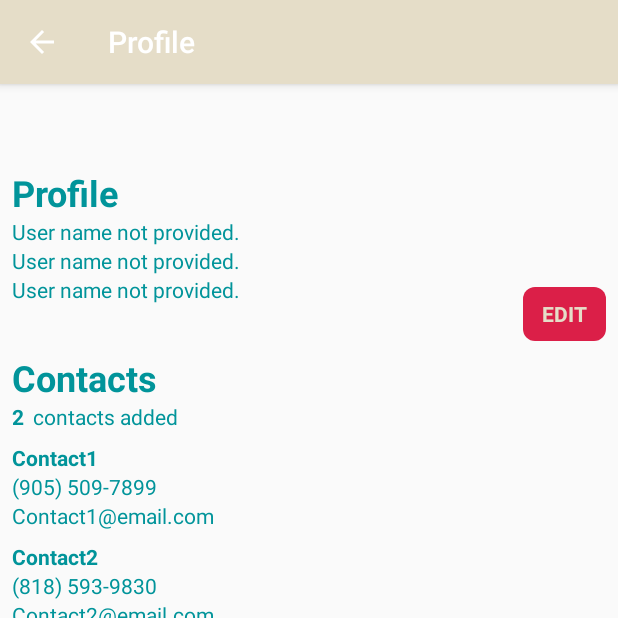
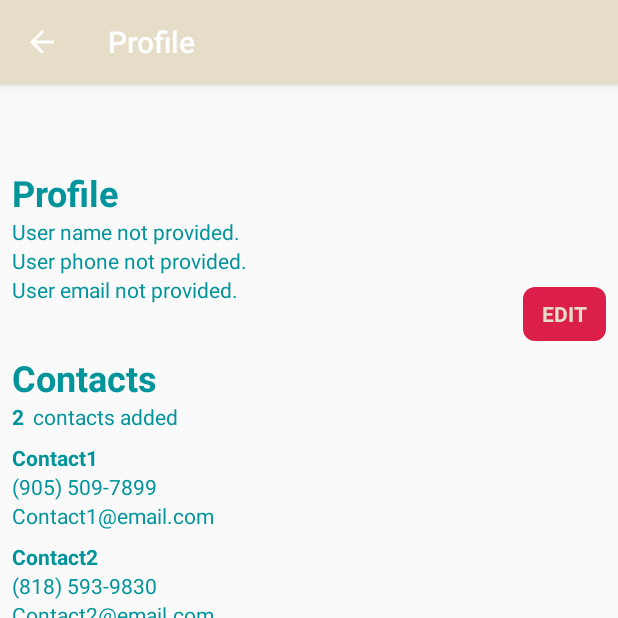
Before and after one commit to michelledlee/PanikButton, an Android app: the screen it shows after launch (ProfileActivity), in the options menu, after a tap on "Profile", on a phone screen of 412 x 824 dp, the top half of it. Run offline under Robolectric (Android 15) with nearby library versions, the phone set to English and light mode, and no system bars; our stand-ins replace navigation-ui.

Commit message:
Updated defaults of profile fragment and cleaned up unused code

```diff
--- a/app/src/main/java/com/example/panikbutton/data/Contacts.kt
+++ b/app/src/main/java/com/example/panikbutton/data/Contacts.kt
@@ -1,9 +1,7 @@
 package com.example.panikbutton.data
 
-import android.content.res.Resources
-
 /* Returns initial list of contacts. */
-fun contactList(resources: Resources): List<Contact> {
+fun contactList(): List<Contact> {
     return listOf(
         Contact(
             id = 1,
--- a/app/src/main/java/com/example/panikbutton/data/DataSource.kt
+++ b/app/src/main/java/com/example/panikbutton/data/DataSource.kt
@@ -6,7 +6,7 @@ import androidx.lifecycle.MutableLiveData
 
 class DataSource(resources: Resources) {
 
-    private val initialContactList = contactList(resources)
+    private val initialContactList = contactList()
     private val contactsLiveData = MutableLiveData(initialContactList)
 
     /* Adds contact to liveData and posts value. */
@@ -30,18 +30,6 @@ class DataSource(resources: Resources) {
             contactsLiveData.postValue(updatedList)
         }
     }
-
-//    /* Edits contact from liveData and posts value. */
-//    fun editContact(contact: Contact) {
-//        val currentList = contactsLiveData.value
-//        if (currentList != null) {
-//            val updatedList = currentList.toMutableList()
-////            updatedList.
-//            // remove old contact
-//            // add new contact
-//            contactsLiveData.postValue(updatedList)
-//        }
-//    }
 
     /* Returns contact given an ID. */
     fun getContactForId(id: Long): Contact? {
--- a/app/src/main/java/com/example/panikbutton/ui/profile/mainProfile/ProfileFragment.kt
+++ b/app/src/main/java/com/example/panikbutton/ui/profile/mainProfile/ProfileFragment.kt
@@ -24,8 +24,8 @@ class ProfileFragment : Fragment() {
         val sharedPref = activity?.getSharedPreferences(getString(R.string.preference_file_key), Context.MODE_PRIVATE)
 
         val defaultUserNameValue = resources.getString(R.string.user_name)
-        val defaultUserPhoneValue = resources.getString(R.string.user_name)
-        val defaultUserEmailValue = resources.getString(R.string.user_name)
+        val defaultUserPhoneValue = resources.getString(R.string.user_phone)
+        val defaultUserEmailValue = resources.getString(R.string.user_email)
         val currentUserName = sharedPref?.getString(getString(R.string.current_user_name), defaultUserNameValue)
         val currentPhoneName = sharedPref?.getString(getString(R.string.current_phone_name), defaultUserPhoneValue)
         val currentEmailName = sharedPref?.getString(getString(R.string.current_email_name), defaultUserEmailValue)
--- a/app/src/main/res/values/strings.xml
+++ b/app/src/main/res/values/strings.xml
@@ -16,7 +16,7 @@
     <string name="back_text">Back</string>
     <string name="preference_file_key">com.example.panikbutton_PREFERENCE_FILE_KEY</string>
     <string name="user_name">User name not provided.</string>
-    <string name="user_phone">User phone not provided</string>
+    <string name="user_phone">User phone not provided.</string>
     <string name="user_email">User email not provided.</string>
     <string name="current_user_name">currentUserName</string>
     <string name="current_phone_name">currentPhoneName</string>
```
